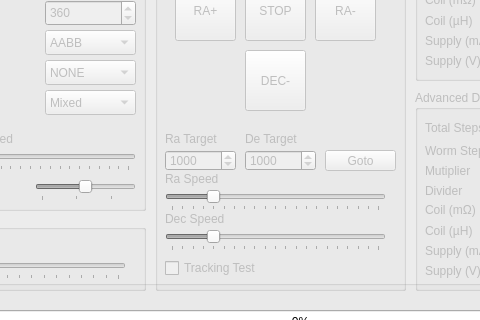
The window that mainwindow.ui (ahp-electronics/gt-configurator) describes before a commit, drawn with Qt 5; both pictures show x 345 to 825 and y 170 to 490 of the 1100 by 571 pixel window.
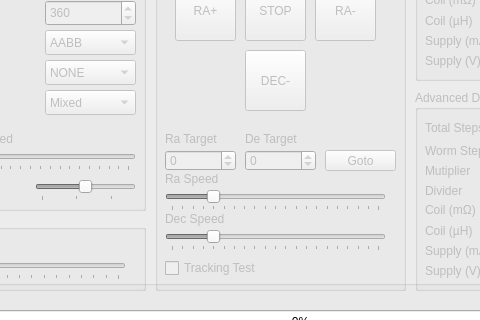
The same window after the commit.

Commit message: Allow negative goto values

Diff of the .ui file:
```diff
--- a/mainwindow.ui
+++ b/mainwindow.ui
@@ -962,13 +962,13 @@
        </rect>
       </property>
       <property name="minimum">
-       <number>1</number>
+       <number>-16777216</number>
       </property>
       <property name="maximum">
-       <number>1000000</number>
+       <number>16777216</number>
       </property>
       <property name="value">
-       <number>1000</number>
+       <number>0</number>
       </property>
      </widget>
      <widget class="QSpinBox" name="TargetSteps_1">
@@ -981,13 +981,13 @@
        </rect>
       </property>
       <property name="minimum">
-       <number>1</number>
+       <number>-16777216</number>
       </property>
       <property name="maximum">
-       <number>1000000</number>
+       <number>16777216</number>
       </property>
       <property name="value">
-       <number>1000</number>
+       <number>0</number>
       </property>
      </widget>
      <widget class="QLabel" name="Ra_Speed_label_2">
```
Left out of the diff: 2 changed lines with no effect on the pictures.
